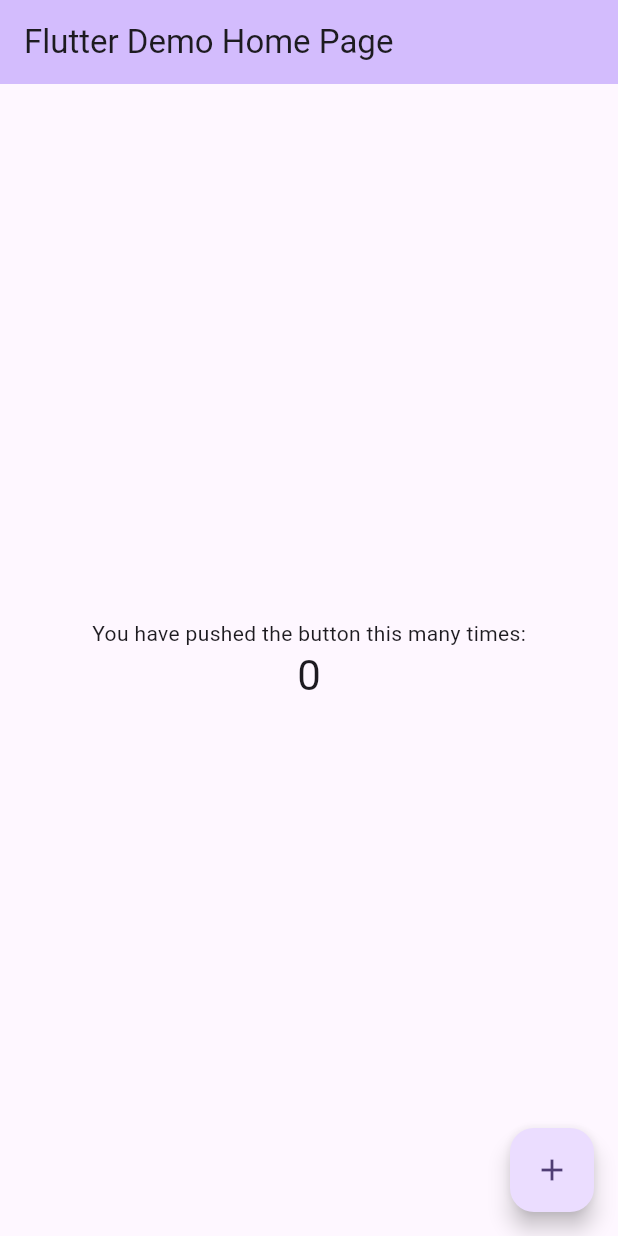
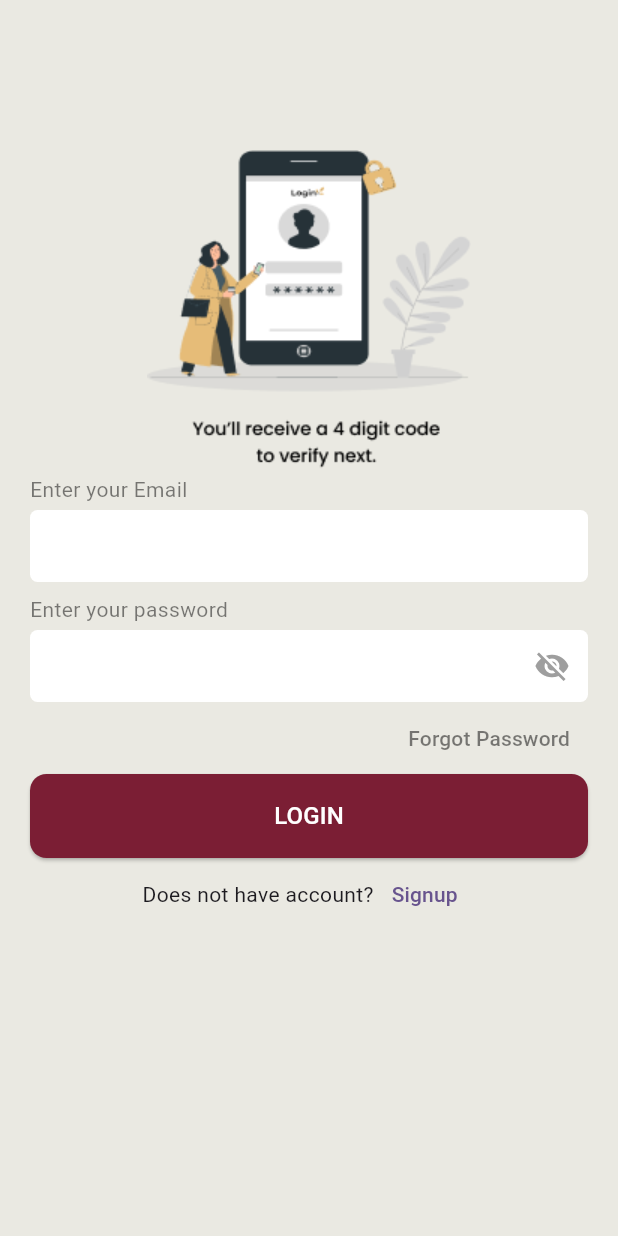
Before and after one commit to Shilsha/Flutter-Cab, a Flutter app: the screen it shows after launch, on a phone screen of 412 x 824 dp. Run offline on Flutter 3.47's test engine with Material 3 defaults, Android fonts, the phone set to English and light mode, and no system bars; our stand-ins replace pin_code_fields.

Commit message:
created login_screen &forogot password
Signed-off-by: sushila <sushila@gmail.com>

```diff
--- a/lib/main.dart
+++ b/lib/main.dart
@@ -1,4 +1,5 @@
 import 'package:flutter/material.dart';
+import 'package:flutter_cab/viewpages/splash_screen.dart';
 
 void main() {
   runApp(const MyApp());
@@ -12,6 +13,7 @@ class MyApp extends StatelessWidget {
   Widget build(BuildContext context) {
     return MaterialApp(
       title: 'Flutter Demo',
+      debugShowCheckedModeBanner: false,
       theme: ThemeData(
         // This is the theme of your application.
         //
@@ -31,7 +33,7 @@ class MyApp extends StatelessWidget {
         colorScheme: ColorScheme.fromSeed(seedColor: Colors.deepPurple),
         useMaterial3: true,
       ),
-      home: const MyHomePage(title: 'Flutter Demo Home Page'),
+      home: const SplashSreen(),
     );
   }
 }
--- /dev/null
+++ b/lib/viewpages/login_screen.dart
@@ -0,0 +1,191 @@
+import 'package:flutter/material.dart';
+import 'package:flutter/services.dart';
+import 'package:flutter_cab/viewpages/dashboard_sreen.dart';
+import 'package:flutter_cab/viewpages/forgot_screen.dart';
+
+class LoginScreen extends StatefulWidget {
+  const LoginScreen({super.key});
+
+  @override
+  State<LoginScreen> createState() => _LoginScreenState();
+}
+
+class _LoginScreenState extends State<LoginScreen> {
+  final _formKey = GlobalKey<FormState>();
+  final TextEditingController email = TextEditingController();
+  final TextEditingController password = TextEditingController();
+  bool isVisible = false;
+  // RegExp regexPassword =RegExp(r'^(?=.*?[A-Z])(?=.*?[a-z])(?=.*?[0-9])(?=.*?[!@#\$&*~]).{8,}$');
+  @override
+  Widget build(BuildContext context) {
+    return Scaffold(
+      backgroundColor: Color.fromRGBO(234, 233, 226, 1),
+      body: Padding(
+        padding: const EdgeInsets.only(
+          left: 20,
+          right: 20,
+        ),
+        child: Form(
+          autovalidateMode: AutovalidateMode.onUserInteraction,
+          key: _formKey,
+          child: SingleChildScrollView(
+            child: Column(
+                // mainAxisAlignment: MainAxisAlignment.center,
+                crossAxisAlignment: CrossAxisAlignment.start,
+                children: [
+                  SizedBox(
+                    height: 100,
+                  ),
+                  Center(child: Image.asset('assets/images/Group 40720.png')),
+                  Text(
+                    'Enter your Email',
+                    style: TextStyle(color: Color.fromRGBO(0, 0, 0, 0.5)),
+                  ),
+                  SizedBox(
+                    height: 4,
+                  ),
+                  Container(
+                    child: TextFormField(
+                      controller: email,
+                      decoration: InputDecoration(
+                          // hintText: 'Enter your phone',
+                          contentPadding: EdgeInsets.symmetric(
+                              vertical: 10.0, horizontal: 10.0),
+                          filled: true,
+                          fillColor: Color.fromRGBO(255, 255, 255, 1),
+                          border: OutlineInputBorder(
+                              borderRadius: BorderRadius.circular(5),
+                              borderSide: BorderSide.none)),
+                      keyboardType: TextInputType.emailAddress,
+                      validator: (value) {
+                        const pattern =
+                            r"(?:[a-z0-9!#$%&'*+/=?^_`{|}~-]+(?:\.[a-z0-9!#$%&'"
+                            r'*+/=?^_`{|}~-]+)*|"(?:[\x01-\x08\x0b\x0c\x0e-\x1f\x21\x23-\x5b\x5d-'
+                            r'\x7f]|\\[\x01-\x09\x0b\x0c\x0e-\x7f])*")@(?:(?:[a-z0-9](?:[a-z0-9-]*'
+                            r'[a-z0-9])?\.)+[a-z0-9](?:[a-z0-9-]*[a-z0-9])?|\[(?:(?:(2(5[0-5]|[0-4]'
+                            r'[0-9])|1[0-9][0-9]|[1-9]?[0-9]))\.){3}(?:(2(5[0-5]|[0-4][0-9])|1[0-9]'
+                            r'[0-9]|[1-9]?[0-9])|[a-z0-9-]*[a-z0-9]:(?:[\x01-\x08\x0b\x0c\x0e-\x1f\'
+                            r'x21-\x5a\x53-\x7f]|\\[\x01-\x09\x0b\x0c\x0e-\x7f])+)\])';
+                        final regex = RegExp(pattern);
+                        if (value == null || value.isEmpty) {
+                          return 'Enter valid email';
+                        } else if (!regex.hasMatch(value)) {
+                          return 'Enter a valid email address';
+                        }
+                        return null;
+                      },
+                    ),
+                  ),
+                  SizedBox(
+                    height: 8,
+                  ),
+                  Text(
+                    'Enter your password',
+                    style: TextStyle(color: Color.fromRGBO(0, 0, 0, 0.5)),
+                  ),
+                  SizedBox(
+                    height: 4,
+                  ),
+                  Container(
+                    child: TextFormField(
+                      inputFormatters: [
+                        LengthLimitingTextInputFormatter(8),
+                      ],
+                      controller: password,
+                      decoration: InputDecoration(
+                          suffixIcon: GestureDetector(
+                            onTap: () {
+                              setState(() {
+                                isVisible = !isVisible;
+                              });
+                            },
+                            child: Icon(
+                              isVisible
+                                  ? Icons.visibility
+                                  : Icons.visibility_off,
+                              color: Colors.grey,
+                            ),
+                          ),
+                          // hintText: 'Enter your password',
+                          contentPadding: EdgeInsets.symmetric(
+                              vertical: 10.0, horizontal: 10.0),
+                          filled: true,
+                          fillColor: Color.fromRGBO(255, 255, 255, 1),
+                          border: OutlineInputBorder(
+                              borderRadius: BorderRadius.circular(5),
+                              borderSide: BorderSide.none)),
+                      keyboardType: TextInputType.visiblePassword,
+                      obscureText: !isVisible,
+                      obscuringCharacter: '*',
+                      validator: (value) {
+                        if (value == null || value.isEmpty) {
+                          return 'Enter valid password';
+                        } //else if (!regexPassword.hasMatch(value)) {
+                        //   return "hggvvn";
+                        // }
+                        return null;
+                      },
+                    ),
+                  ),
+                  Row(
+                    mainAxisAlignment: MainAxisAlignment.end,
+                    children: [
+                      Container(
+                        child: TextButton(
+                          onPressed: () {
+                            Navigator.push(
+                                context,
+                                MaterialPageRoute(
+                                    builder: (context) => ForgotPassword()));
+                          },
+                          child: Text(
+                            'Forgot Password',
+                            style:
+                                TextStyle(color: Color.fromRGBO(0, 0, 0, 0.5)),
+                          ),
+                        ),
+                      ),
+                    ],
+                  ),
+                  Container(
+                    width: MediaQuery.of(context).size.width,
+                    height: 56,
+                    child: ElevatedButton(
+                      style: ButtonStyle(
+                          backgroundColor: MaterialStatePropertyAll(
+                              Color.fromRGBO(123, 30, 52, 1)),
+                          shape:
+                              MaterialStateProperty.all<RoundedRectangleBorder>(
+                                  RoundedRectangleBorder(
+                                      borderRadius:
+                                          BorderRadius.circular(11)))),
+                      onPressed: () {
+                        if (_formKey.currentState!.validate()) {
+                          ScaffoldMessenger.of(context).showSnackBar(
+                              SnackBar(content: Text('Login secusess')));
+                          Navigator.pushReplacement(
+                              context,
+                              MaterialPageRoute(
+                                  builder: (context) => DashboardScreen()));
+                        }
+                      },
+                      child: Text(
+                        'LOGIN',
+                        style: TextStyle(color: Colors.white, fontSize: 16),
+                      ),
+                    ),
+                  ),
+                  Row(
+                    mainAxisAlignment: MainAxisAlignment.center,
+                    children: [
+                      Text('Does not have account?'),
+                      TextButton(onPressed: () {}, child: Text('Signup'))
+                    ],
+                  )
+                ]),
+          ),
+        ),
+      ),
+    );
+  }
+}
```
Also changed, not shown: lib/custom_widget/custom_textfield.dart (added, +41 -0 lines), lib/viewpages/forgot_screen.dart (added, +134 -0 lines), lib/viewpages/otp_verification_screen.dart (added, +134 -0 lines), lib/viewpages/reset_password_screen.dart (added, +165 -0 lines), lib/viewpages/splash_screen.dart (added, +38 -0 lines), pubspec.yaml (+6 -2 lines), assets/images/Asset 233000 1.png (added), assets/images/Group 40720.png (added), pubspec.lock.
